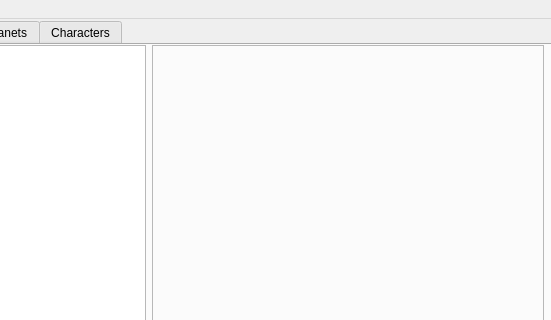
First picture: the form in mainwindow.ui, repository jasonjk192/nameListMaker, before the edit; both pictures show x 249 to 800 and y 0 to 320 of the 800 by 600 pixel window.
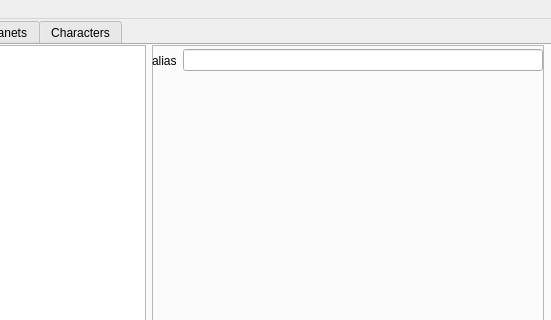
Second picture: the form after the edit. The open tabs and pages were chosen to show the change.

Diff of the .ui file:
```diff
--- a/mainwindow.ui
+++ b/mainwindow.ui
@@ -60,6 +60,28 @@
          <property name="frameShadow">
           <enum>QFrame::Raised</enum>
          </property>
+         <widget class="QWidget" name="horizontalLayoutWidget_13">
+          <property name="geometry">
+           <rect>
+            <x>0</x>
+            <y>0</y>
+            <width>391</width>
+            <height>31</height>
+           </rect>
+          </property>
+          <layout class="QHBoxLayout" name="horizontalLayout">
+           <item>
+            <widget class="QLabel" name="label_alias">
+             <property name="text">
+              <string>alias</string>
+             </property>
+            </widget>
+           </item>
+           <item>
+            <widget class="QLineEdit" name="lineEdit_alias"/>
+           </item>
+          </layout>
+         </widget>
         </widget>
        </item>
       </layout>
```
Left out of the diff: 2 changed lines with no effect on the pictures.
